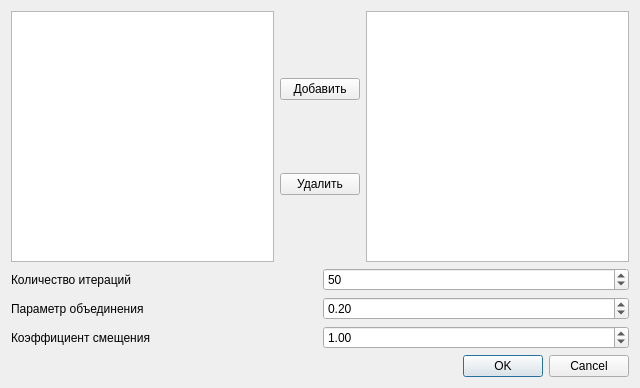
This is statisticanalyzedialog.ui in de1mos242/USDiplom as Qt 5 draws it before an edit. The edited form follows.
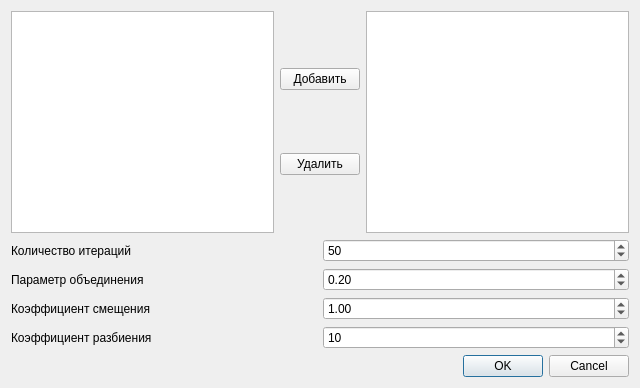
This is the edited form.

What changed in the file:
```diff
--- a/statisticanalyzedialog.ui
+++ b/statisticanalyzedialog.ui
@@ -55,8 +55,11 @@
        </item>
        <item>
         <widget class="QSpinBox" name="IterationCounter">
+         <property name="minimum">
+          <number>1</number>
+         </property>
          <property name="maximum">
-          <number>200</number>
+          <number>500000</number>
          </property>
          <property name="value">
           <number>50</number>
@@ -78,6 +81,9 @@
      </item>
      <item>
       <widget class="QDoubleSpinBox" name="mergeK">
+       <property name="maximum">
+        <double>999999.989999999990687</double>
+       </property>
        <property name="value">
         <double>0.200000000000000</double>
        </property>
@@ -96,6 +102,9 @@
      </item>
      <item>
       <widget class="QDoubleSpinBox" name="shiftK">
+       <property name="maximum">
+        <double>99999.990000000005239</double>
+       </property>
        <property name="value">
         <double>1.000000000000000</double>
        </property>
@@ -103,6 +112,30 @@
      </item>
     </layout>
    </item>
+   <item>
+    <layout class="QHBoxLayout" name="horizontalLayout_2">
+     <item>
+      <widget class="QLabel" name="divideStepLabel">
+       <property name="text">
+        <string>Коэффициент разбиения</string>
+       </property>
+      </widget>
+     </item>
+     <item>
+      <widget class="QSpinBox" name="divideStep">
+       <property name="minimum">
+        <number>1</number>
+       </property>
+       <property name="maximum">
+        <number>10000</number>
+       </property>
+       <property name="value">
+        <number>10</number>
+       </property>
+      </widget>
+     </item>
+    </layout>
+   </item>
    <item>
     <widget class="QDialogButtonBox" name="buttonBox">
      <property name="orientation">
```
